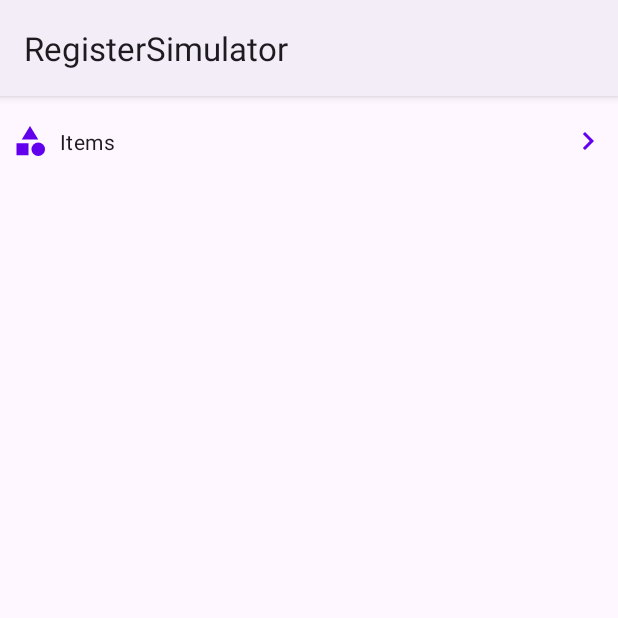
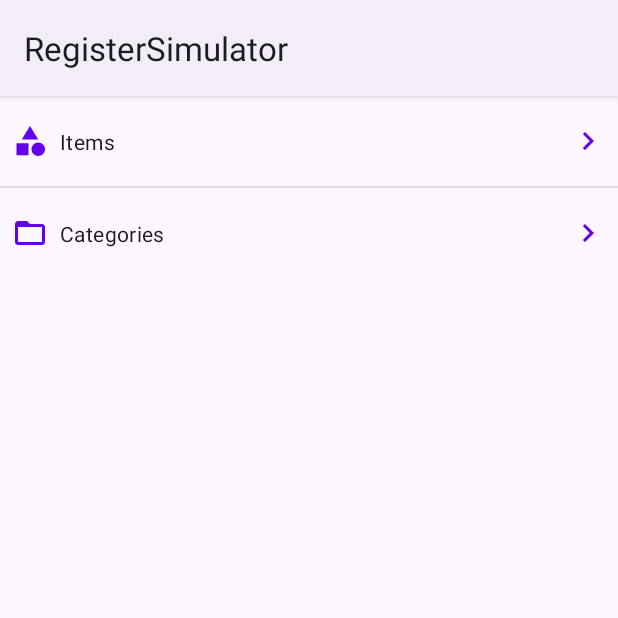
Before and after one commit to yuchan2215/RegisterSimulator, an Android app: the SettingFragment screen opened through its navigation route, on a phone screen of 412 x 824 dp, the top half of it. Run offline under Robolectric (Android 15) with nearby library versions, the phone set to English and light mode, and no system bars; our stand-ins replace data binding.

Commit message:
add: カテゴリ設定を作成

```diff
--- /dev/null
+++ b/app/src/main/res/drawable/folder.xml
@@ -0,0 +1,5 @@
+<vector android:height="24dp" android:tint="#000000"
+    android:viewportHeight="24" android:viewportWidth="24"
+    android:width="24dp" xmlns:android="http://schemas.android.com/apk/res/android">
+    <path android:fillColor="@android:color/white" android:pathData="M20,6h-8l-2,-2L4,4c-1.1,0 -1.99,0.9 -1.99,2L2,18c0,1.1 0.9,2 2,2h16c1.1,0 2,-0.9 2,-2L22,8c0,-1.1 -0.9,-2 -2,-2zM20,18L4,18L4,8h16v10z"/>
+</vector>
--- a/app/src/main/res/layout/setting_fragment.xml
+++ b/app/src/main/res/layout/setting_fragment.xml
@@ -19,5 +19,12 @@
             app:bodyText="@string/open_items_setting"
             app:startIcon="@drawable/category" />
 
+        <xyz.miyayu.android.registersimulator.views.IconListItem
+            android:id="@+id/store_categories"
+            android:layout_width="match_parent"
+            android:layout_height="wrap_content"
+            app:bodyText="@string/open_categories_setting"
+            app:startIcon="@drawable/folder" />
+
     </LinearLayout>
 </layout>
--- a/app/src/main/res/values/strings.xml
+++ b/app/src/main/res/values/strings.xml
@@ -3,4 +3,5 @@
     <string name="open_cash_register_button">Cash register</string>
     <string name="open_settings_button">Settings</string>
     <string name="open_items_setting">Items</string>
+    <string name="open_categories_setting">Categories</string>
 </resources>
```
